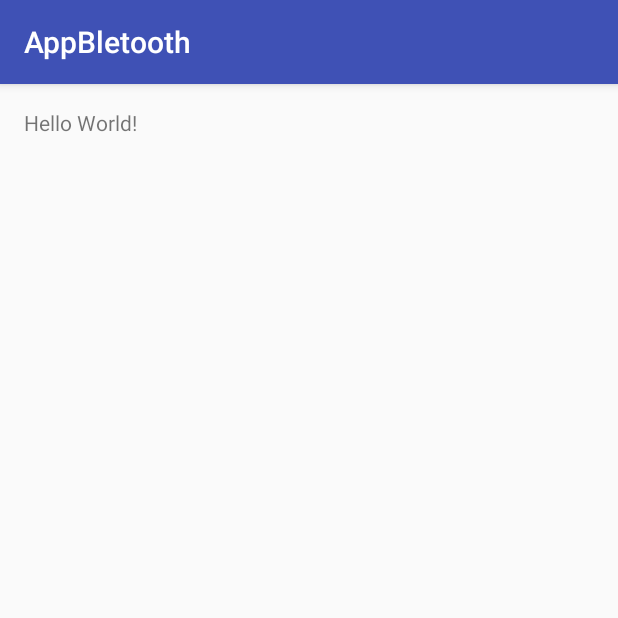
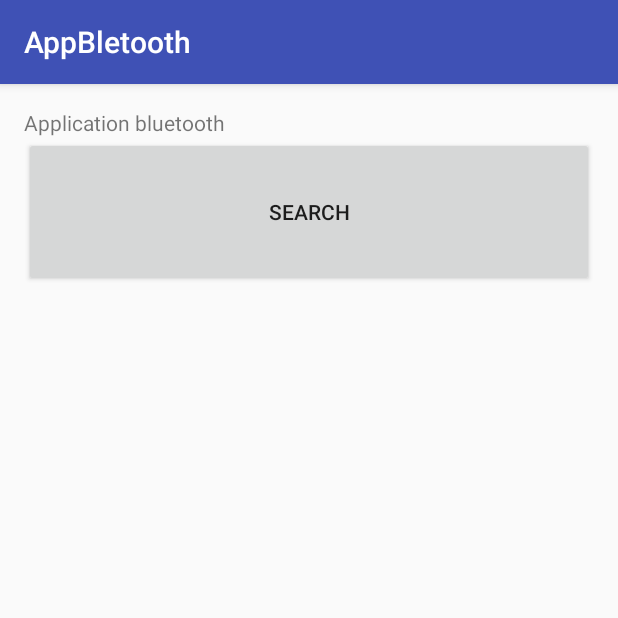
Before and after one commit to GautierDhy/AppBletooth, an Android app: the screen it shows after launch (MainActivity), on a phone screen of 412 x 824 dp, the top half of it. Run offline under Robolectric (Android 15) with nearby library versions, the phone set to English and light mode, and no system bars.

Commit message:
Button
Interface graphique du bouton (vide)

```diff
--- a/app/src/main/java/com/example/gaut/appbletooth/MainActivity.java
+++ b/app/src/main/java/com/example/gaut/appbletooth/MainActivity.java
@@ -2,8 +2,11 @@ package com.example.gaut.appbletooth;
 
 import android.support.v7.app.AppCompatActivity;
 import android.os.Bundle;
+import android.widget.Button;
 
 public class MainActivity extends AppCompatActivity {
+
+    Button mBluetoothButton;
 
     @Override
     protected void onCreate(Bundle savedInstanceState) {
--- a/app/src/main/res/layout/activity_main.xml
+++ b/app/src/main/res/layout/activity_main.xml
@@ -11,7 +11,17 @@
     tools:context="com.example.gaut.appbletooth.MainActivity">
 
     <TextView
+        android:id="@+id/nom_app_textview"
         android:layout_width="wrap_content"
         android:layout_height="wrap_content"
-        android:text="Hello World!" />
+        android:text="Application bluetooth" />
+
+    <Button
+        android:id="@+id/bluetooth_button"
+        android:layout_width="fill_parent"
+        android:layout_height="100dp"
+        android:text="SEARCH"
+        android:layout_below="@+id/nom_app_textview" />
+
+
 </RelativeLayout>
```
